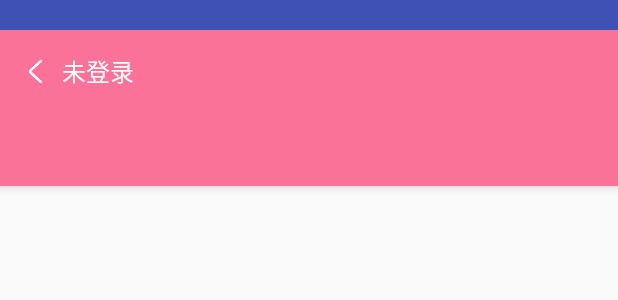
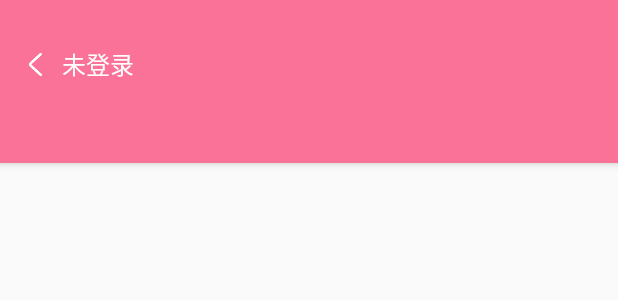
Before and after one commit to zhuowr2006/ABAnime, an Android app: the layout activity_main_item.xml on its own in the app's theme, with its tools: preview values and no code run, on a phone screen of 412 x 824 dp. Shown: the top 300 px of the screen. Run offline under Robolectric (Android 15) with nearby library versions, the phone set to English and light mode, and no system bars.

Commit message:
1.增加skin，主题颜色包 2.增加动态修改主题颜色框架

```diff
--- a/app/build.gradle
+++ b/app/build.gradle
@@ -56,4 +56,8 @@ dependencies {
     compile 'com.github.ctiao:ndkbitmap-armv7a:0.7.9'
 
     compile 'com.jaeger.statusbarutil:library:1.4.0'
+
+    //切换主题
+    compile 'skin.support:skin-support:2.1.5'          // skin-support 基础控件支持
+    compile 'skin.support:skin-support-design:1.2.5'
 }
--- a/app/src/main/AndroidManifest.xml
+++ b/app/src/main/AndroidManifest.xml
@@ -18,7 +18,8 @@
         android:supportsRtl="true"
         android:theme="@style/AppTheme">
         <activity android:name="com.hema.abanime.abanime.ui.MainActivity"
-            android:theme="@style/ImageTranslucentTheme">
+            android:theme="@style/ImageTranslucentTheme"
+            >
             <intent-filter>
                 <action android:name="android.intent.action.MAIN" />
 
--- a/app/src/main/java/com/hema/abanime/abanime/base/BaseActivity.java
+++ b/app/src/main/java/com/hema/abanime/abanime/base/BaseActivity.java
@@ -37,7 +37,7 @@ public abstract class BaseActivity extends RxAppCompatActivity implements HttpOn
     @Override
     protected void onCreate(@Nullable Bundle savedInstanceState) {
         super.onCreate(savedInstanceState);
-        getSupportActionBar().hide();
+//        getSupportActionBar().hide();
         /**
          * 是否继承界面*/
         if (isExtendToBaseLayout){
--- a/app/src/main/java/com/hema/abanime/abanime/ui/subarea/MainItemActivity.java
+++ b/app/src/main/java/com/hema/abanime/abanime/ui/subarea/MainItemActivity.java
@@ -12,7 +12,6 @@ import android.widget.TextView;
 
 import com.hema.abanime.abanime.R;
 import com.hema.abanime.abanime.base.TranslucentBarBaseActivity;
-import com.jaeger.library.StatusBarUtil;
 
 import java.util.ArrayList;
 import java.util.Arrays;
@@ -92,7 +91,7 @@ public class MainItemActivity extends TranslucentBarBaseActivity implements View
 
     @Override
     protected void initView() {
-        StatusBarUtil.setColorNoTranslucent(MainItemActivity.this, getResources().getColor(R.color.bili_red));
+//        StatusBarUtil.setColorNoTranslucent(MainItemActivity.this, getResources().getColor(R.color.bili_red));
         if (viewPager != null) {
             setupViewPager(viewPager);
         }
--- a/app/src/main/res/layout/activity_main_item.xml
+++ b/app/src/main/res/layout/activity_main_item.xml
@@ -1,16 +1,15 @@
 <?xml version="1.0" encoding="utf-8"?>
-<LinearLayout xmlns:android="http://schemas.android.com/apk/res/android"
+<android.support.design.widget.CoordinatorLayout xmlns:android="http://schemas.android.com/apk/res/android"
     xmlns:app="http://schemas.android.com/apk/res-auto"
     android:layout_width="match_parent"
     android:layout_height="match_parent"
-    android:orientation="vertical">
+    >
     <!--android.support.design.widget.CoordinatorLayout-->
 
 
         <android.support.design.widget.AppBarLayout
             android:layout_width="match_parent"
             android:layout_height="wrap_content"
-            android:theme="@style/ThemeOverlay.AppCompat.Dark.ActionBar"
             >
 
             <android.support.v7.widget.Toolbar
@@ -18,8 +17,7 @@
                 android:layout_width="match_parent"
                 android:layout_height="wrap_content"
                 android:background="@color/bili_red"
-                android:theme="@style/ThemeOverlay.AppCompat.Dark.ActionBar"
-                android:layout_marginTop="20dp"
+                android:paddingTop="25dp"
                 app:layout_scrollFlags="scroll|enterAlways">
 
                 <RelativeLayout
@@ -93,4 +91,4 @@
             android:layout_height="match_parent"
             app:layout_behavior="@string/appbar_scrolling_view_behavior" />
 
-</LinearLayout>
+</android.support.design.widget.CoordinatorLayout>
--- a/app/src/main/res/values-night/colors.xml
+++ /dev/null
@@ -1,28 +0,0 @@
-<?xml version="1.0" encoding="utf-8"?>
-<resources>
-    <color name="colorPrimary">#3F51B5</color>
-    <color name="colorPrimaryDark">#303F9F</color>
-    <color name="colorAccent">#FF4081</color>
-
-    <color name="bili_red">#3b3b3b</color>
-    <!--Navigation-->
-    <color name="nav_head_image_background">#F8668D</color>
-    <color name="navigation_background_light">#FFF8F8F8</color>
-    <color name="nav_head_round_background">#FDC7D6</color>
-    <color name="nav_head_roung_text_background">#FB7BA0</color>
-
-    <color name= "black_alpha2">#23000000</color>
-
-
-
-
-    <color name="white">#FFFFFF</color>
-    <color name="font_normal">#555555</color>
-
-
-    <!--番剧页面-->
-    <color name= "bangumi_title_color">#555555</color>
-    <color name= "bangumi_text_color">#71000000</color>
-
-
-</resources>
--- a/app/src/main/res/values-v21/styles.xml
+++ b/app/src/main/res/values-v21/styles.xml
@@ -1,7 +1,7 @@
 <resources>>
 
     <style name="ImageTranslucentTheme" parent="Theme.AppCompat.Light.NoActionBar">
-        <item name="android:windowTranslucentStatus">false</item>
+        <item name="android:windowTranslucentStatus">true</item>
         <item name="android:windowTranslucentNavigation">true</item>
         <!--Android 5.x开始需要把颜色设置透明，否则导航栏会呈现系统默认的浅灰色-->
         <item name="android:statusBarColor">@android:color/transparent</item>
--- a/app/src/main/res/values/colors.xml
+++ b/app/src/main/res/values/colors.xml
@@ -1,7 +1,7 @@
 <?xml version="1.0" encoding="utf-8"?>
 <resources>
     <color name="colorPrimary">#3F51B5</color>
-    <color name="colorPrimaryDark">#303F9F</color>
+    <color name="colorPrimaryDark">#fa7298</color>
     <color name="colorAccent">#FF4081</color>
 
     <color name="bili_red">#fa7298</color>
--- a/settings.gradle
+++ b/settings.gradle
@@ -1 +1 @@
-include ':app',':rxretrofitlibrary',':flowlayout-lib'
+include ':app', ':rxretrofitlibrary', ':flowlayout-lib'
```
Also changed, not shown: app/src/main/java/com/hema/abanime/abanime/base/MyApplication.java (+15 -0 lines), app/src/main/java/com/hema/abanime/abanime/ui/MainActivity.java (+36 -11 lines), app/src/main/java/com/hema/abanime/abanime/utils/PreferenceUtil.java (added, +126 -0 lines), app/src/main/res/layout/activity_main.xml (+4 -4 lines), 1 other file.
